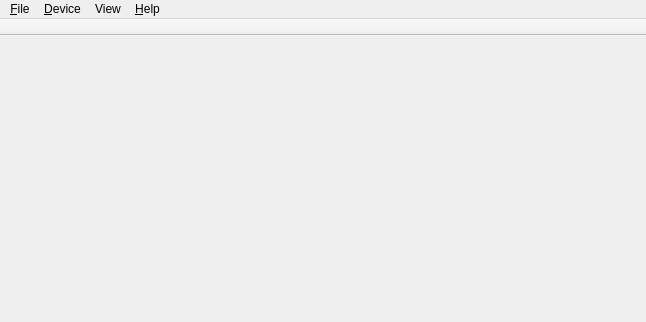
Old version of the form qnut/connman.ui in the repository dosnut/nut.
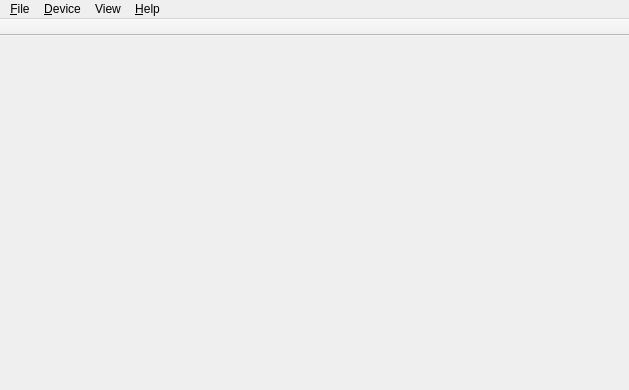
New version of the form.

What changed in the file:
```diff
--- a/qnut/connman.ui
+++ b/qnut/connman.ui
@@ -6,8 +6,8 @@
    <rect>
     <x>0</x>
     <y>0</y>
-    <width>646</width>
-    <height>322</height>
+    <width>629</width>
+    <height>390</height>
    </rect>
   </property>
   <property name="windowTitle" >
@@ -62,7 +62,7 @@
     <rect>
      <x>0</x>
      <y>0</y>
-     <width>646</width>
+     <width>629</width>
      <height>25</height>
     </rect>
    </property>
```
Left out of the diff: 9 changed lines with no effect on the pictures.
